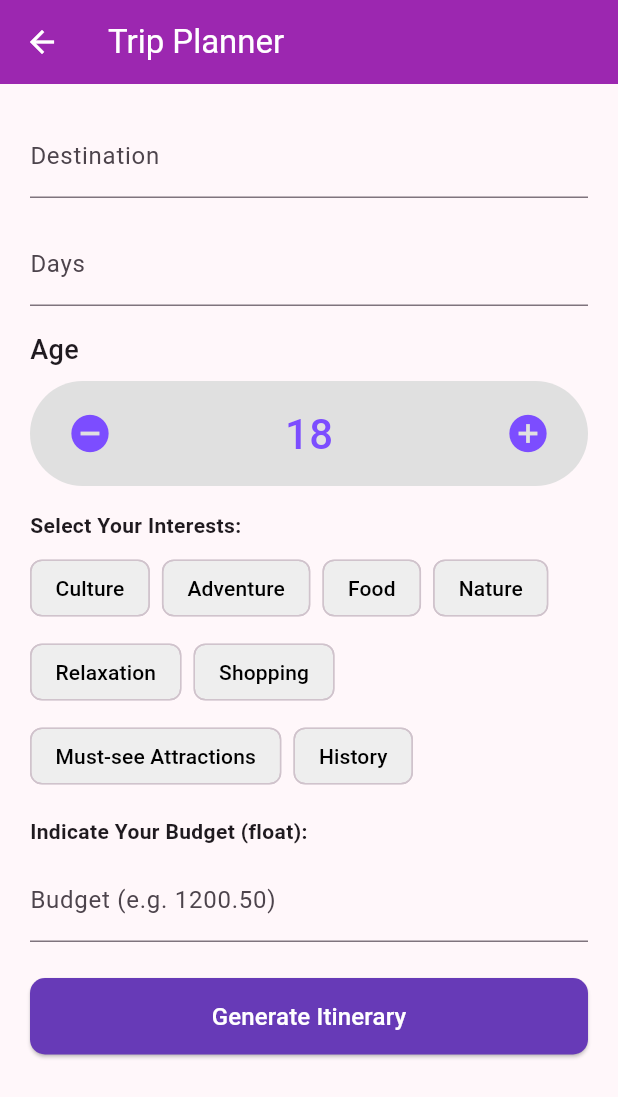
After one commit to LimYuHeng-code/tripmate_app, a Flutter app: the screen it shows after launch, after a tap on "Next", on a phone screen of 412 x 824 dp. The commit adds this screen. Shown: the top 1097 px of the screen. Run offline on Flutter 3.47's test engine with Material 3 defaults, Android fonts, the light colour scheme and no system bars; our stand-ins replace carousel_slider, cloud_firestore, firebase_core; accounts and stored records are empty.

Commit message:
Split screens

```diff
--- a/lib/main.dart
+++ b/lib/main.dart
@@ -1,8 +1,7 @@
 import 'package:flutter/material.dart';
- //import 'package:tripmate_app/pages/firestore_test.dart';
 import 'package:tripmate_app/firebase_options.dart';
 import 'package:firebase_core/firebase_core.dart';
-import 'package:tripmate_app/views/input_page_view.dart';
+//import 'package:tripmate_app/views/input_page_view.dart';
 //import 'pages/ai_trip_planning.dart';
 //import 'pages/ai_trip_recommendation.dart';
 //import 'pages/tripplanning.dart';
@@ -10,15 +9,14 @@ import 'package:tripmate_app/views/input_page_view.dart';
 // import 'pages/discover_page.dart';
 //import 'views/ai_trip_planner_view.dart';
 //import 'pages/tour_package.dart';
+import 'views/Destination_view.dart';
+
 Future<void> main() async {
   WidgetsFlutterBinding.ensureInitialized();
- await Firebase.initializeApp(
-    options: DefaultFirebaseOptions.currentPlatform,
- );
+  await Firebase.initializeApp(options: DefaultFirebaseOptions.currentPlatform);
 
   runApp(const MainApp());
 }
-
 
 class MainApp extends StatelessWidget {
   const MainApp({super.key});
@@ -32,8 +30,8 @@ class MainApp extends StatelessWidget {
         useMaterial3: true,
         colorSchemeSeed: Colors.purple, // Changes primary colors across the app
         appBarTheme: const AppBarTheme(
-          backgroundColor: Colors.purple,  // AppBar color
-          foregroundColor: Colors.white,   // Text and icon color on AppBar
+          backgroundColor: Colors.purple, // AppBar color
+          foregroundColor: Colors.white, // Text and icon color on AppBar
         ),
         elevatedButtonTheme: ElevatedButtonThemeData(
           style: ElevatedButton.styleFrom(
@@ -45,7 +43,7 @@ class MainApp extends StatelessWidget {
       ),
       themeMode: ThemeMode.light,
       // home: const DiscoverPage(),
-      home: const InputPageView()
+      home: const DestinationPageView(),
     );
   }
 }
--- a/lib/viewmodels/input_page_viewmodel.dart
+++ b/lib/viewmodels/input_page_viewmodel.dart
@@ -52,6 +52,7 @@ class InputPageViewModel extends ChangeNotifier {
       'interests': interests,
       'budget': budget,
     };
+    print("Payload sent to backend: $payload");
 
     try {
       // ===== Call Backend API =====
--- /dev/null
+++ b/lib/views/Destination_view.dart
@@ -0,0 +1,59 @@
+import 'package:flutter/material.dart';
+import 'package:tripmate_app/viewmodels/input_page_viewmodel.dart';
+import 'trip_details_view.dart';
+
+class DestinationPageView extends StatefulWidget {
+  const DestinationPageView({super.key});
+
+  @override
+  State<DestinationPageView> createState() => _DestinationPageViewState();
+}
+
+class _DestinationPageViewState extends State<DestinationPageView> {
+  late final InputPageViewModel viewModel;
+
+  @override
+  void initState() {
+    super.initState();
+    viewModel = InputPageViewModel(); // ✅ ONLY HERE
+  }
+
+  @override
+  void dispose() {
+    viewModel.dispose(); // ✅ dispose once
+    super.dispose();
+  }
+
+  @override
+  Widget build(BuildContext context) {
+    return Scaffold(
+      appBar: AppBar(title: const Text("Destination")),
+      body: Padding(
+        padding: const EdgeInsets.all(20),
+        child: Column(
+          children: [
+            TextField(
+              controller: viewModel.destinationController,
+              decoration: const InputDecoration(labelText: "Destination"),
+            ),
+            const SizedBox(height: 24),
+            SizedBox(
+              width: double.infinity,
+              child: ElevatedButton(
+                child: const Text("Next"),
+                onPressed: () {
+                  Navigator.push(
+                    context,
+                    MaterialPageRoute(
+                      builder: (_) => TripDetailsPageView(viewModel: viewModel),
+                    ),
+                  );
+                },
+              ),
+            ),
+          ],
+        ),
+      ),
+    );
+  }
+}
--- /dev/null
+++ b/lib/views/Trip_details_view.dart
@@ -0,0 +1,170 @@
+import 'package:flutter/material.dart';
+import 'package:tripmate_app/views/generated_itinerary_page.dart';
+import '../viewmodels/input_page_viewmodel.dart';
+import '../widgets/age_selector.dart';
+
+class TripDetailsPageView extends StatefulWidget {
+  final InputPageViewModel viewModel;
+
+  const TripDetailsPageView({super.key, required this.viewModel});
+
+  @override
+  State<TripDetailsPageView> createState() => _TripDetailsPageViewState();
+}
+
+class _TripDetailsPageViewState extends State<TripDetailsPageView> {
+  late InputPageViewModel viewModel;
+
+  @override
+  void initState() {
+    super.initState();
+    viewModel = widget.viewModel;
+    viewModel.addListener(_onViewModelChanged);
+  }
+
+  @override
+  void dispose() {
+    viewModel.removeListener(_onViewModelChanged);
+    super.dispose();
+  }
+
+  void _onViewModelChanged() {
+    setState(() {});
+  }
+
+  void _handleGenerate() async {
+    await viewModel.generateItinerary();
+    if (viewModel.itineraryModel != null) {
+      Navigator.push(
+        context,
+        MaterialPageRoute(
+          builder: (context) =>
+              GeneratedItineraryPageView(viewModel: viewModel),
+        ),
+      );
+    } else {
+      ScaffoldMessenger.of(context).showSnackBar(
+        const SnackBar(content: Text('Failed to generate itinerary.')),
+      );
+    }
+  }
+
+  @override
+  Widget build(BuildContext context) {
+    final interestOptions = [
+      "Culture",
+      "Adventure",
+      "Food",
+      "Nature",
+      "Relaxation",
+      "Shopping",
+      "Must-see Attractions",
+      "History",
+    ];
+
+    return Scaffold(
+      appBar: AppBar(title: const Text('Trip Planner')),
+      body: SingleChildScrollView(
+        padding: const EdgeInsets.all(20),
+        child: Column(
+          crossAxisAlignment: CrossAxisAlignment.start,
+          children: [
+            // Destination
+            TextField(
+              controller: viewModel.destinationController,
+              decoration: const InputDecoration(labelText: "Destination"),
+            ),
+            const SizedBox(height: 16),
+
+            // Days
+            TextField(
+              controller: viewModel.daysController,
+              decoration: const InputDecoration(labelText: "Days"),
+              keyboardType: TextInputType.number,
+            ),
+            const SizedBox(height: 16),
+
+            // Age Selector
+            AgeSelector(
+              initialAge: int.tryParse(viewModel.ageController.text) ?? 18,
+              onChanged: (newAge) {
+                viewModel.ageController.text = newAge.toString();
+              },
+            ),
+            const SizedBox(height: 16),
+
+            // Interests
+            const Text(
+              "Select Your Interests:",
+              style: TextStyle(fontWeight: FontWeight.bold),
+            ),
+            const SizedBox(height: 8),
+            Wrap(
+              spacing: 8,
+              runSpacing: 8,
+              children: interestOptions.map((e) {
+                final isSelected = viewModel.interests.contains(e);
+                return FilterChip(
+                  label: Text(e),
+                  selected: isSelected,
+                  selectedColor: Colors.deepPurple,
+                  backgroundColor: Colors.grey.shade200,
+                  labelStyle: TextStyle(
+                    color: isSelected ? Colors.white : Colors.black,
+                    fontWeight: FontWeight.w500,
+                  ),
+                  onSelected: (selected) {
+                    setState(() {
+                      if (selected) {
+                        viewModel.interests.add(e);
+                      } else {
+                        viewModel.interests.remove(e);
+                      }
+                    });
+                  },
+                );
+              }).toList(),
+            ),
+            const SizedBox(height: 16),
+
+            // Budget
+            const Text(
+              "Indicate Your Budget (float):",
+              style: TextStyle(fontWeight: FontWeight.bold),
+            ),
+            const SizedBox(height: 8),
+            TextField(
+              controller: viewModel.budgetController,
+              decoration: const InputDecoration(
+                labelText: "Budget (e.g. 1200.50)",
+              ),
+              keyboardType: TextInputType.numberWithOptions(decimal: true),
+            ),
+            const SizedBox(height: 24),
+
+            // Generate Button
+            SizedBox(
+              width: double.infinity,
+              child: ElevatedButton(
+                onPressed: viewModel.isLoading ? null : _handleGenerate,
+                style: ElevatedButton.styleFrom(
+                  backgroundColor: Colors.deepPurple,
+                  padding: const EdgeInsets.symmetric(vertical: 14),
+                  shape: RoundedRectangleBorder(
+                    borderRadius: BorderRadius.circular(10),
+                  ),
+                ),
+                child: viewModel.isLoading
+                    ? const CircularProgressIndicator(color: Colors.white)
+                    : const Text(
+                        "Generate Itinerary",
+                        style: TextStyle(fontSize: 16, color: Colors.white),
+                      ),
+              ),
+            ),
+          ],
+        ),
+      ),
+    );
+  }
+}
```
Also changed, not shown: lib/views/generated_itinerary_page.dart (added, +44 -0 lines).
